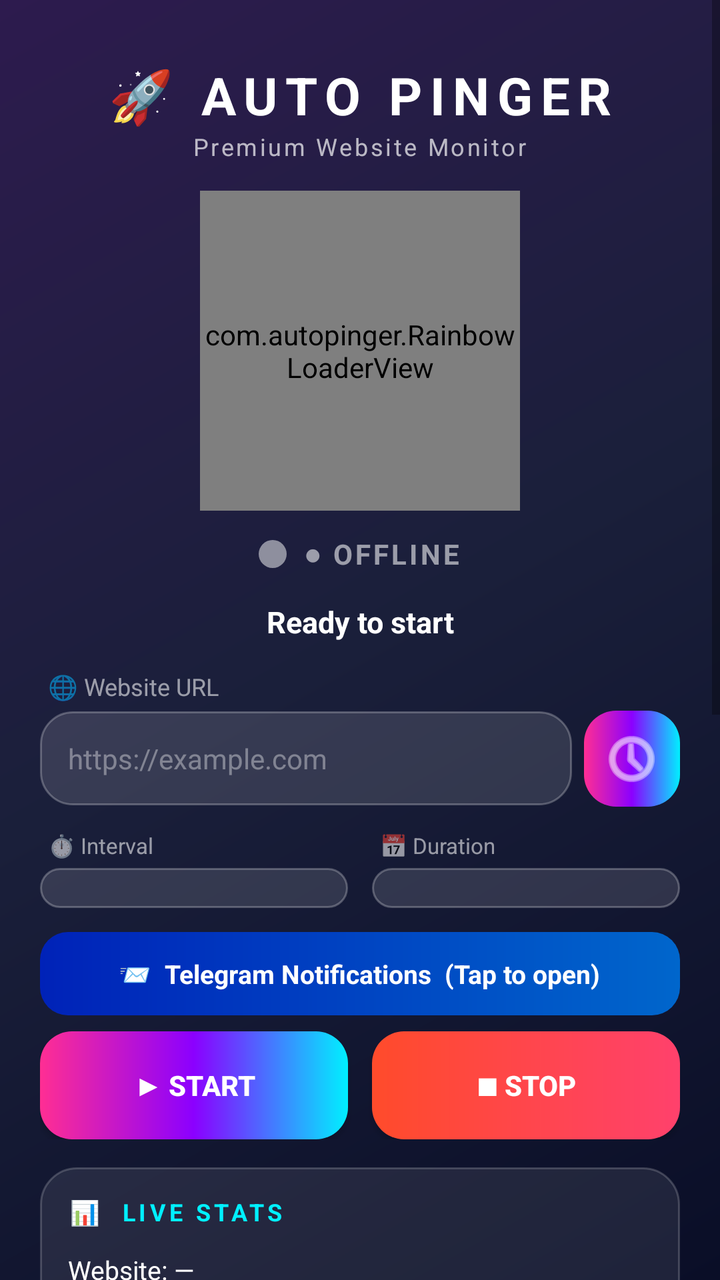
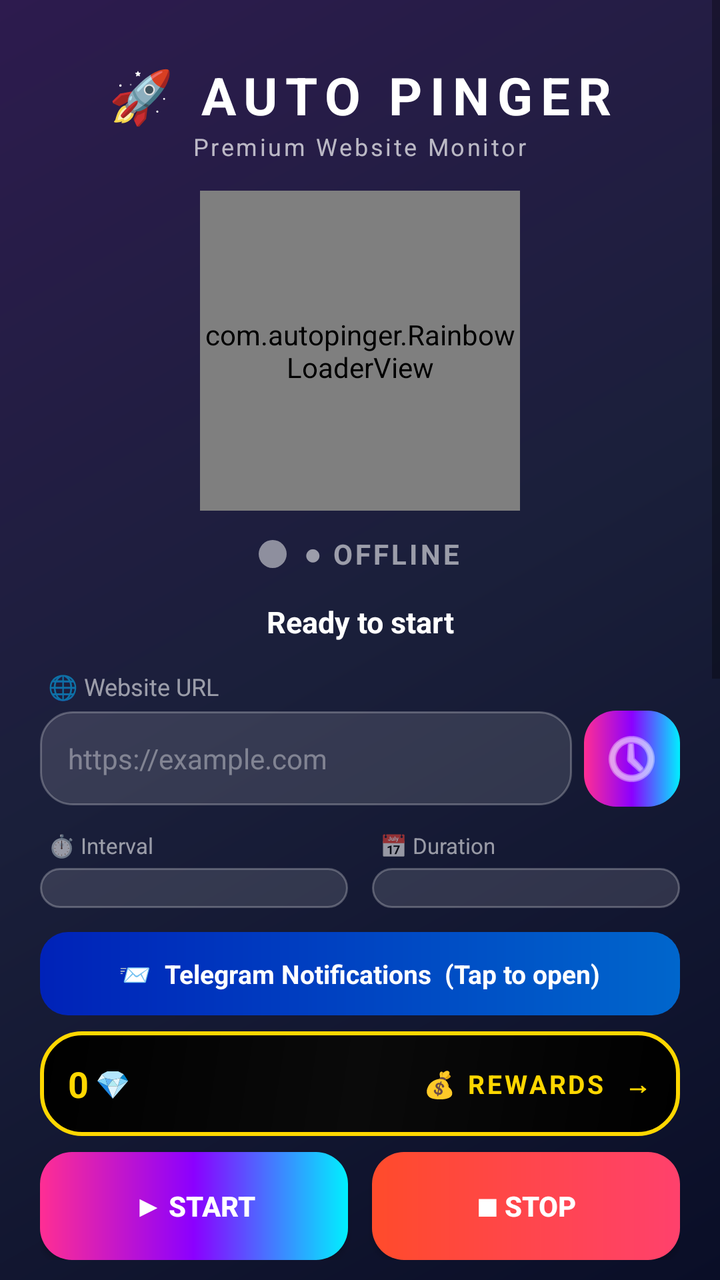

An Android layout rendered at two revisions. The XML below is the earlier revision; the diff shows what the commit changed to produce the second picture.
<!-- AndroidManifest.xml: application theme Theme.AutoPinger -->
<!-- res/layout/activity_main.xml -->
<?xml version="1.0" encoding="utf-8"?>
<ScrollView xmlns:android="http://schemas.android.com/apk/res/android"
    android:layout_width="match_parent"
    android:layout_height="match_parent"
    android:background="@drawable/bg_gradient"
    android:fillViewport="true">

    <LinearLayout
        android:layout_width="match_parent"
        android:layout_height="wrap_content"
        android:orientation="vertical"
        android:padding="20dp">

        <TextView android:text="🚀 AUTO PINGER"
            android:textSize="26sp" android:textStyle="bold" android:textColor="#FFFFFF"
            android:letterSpacing="0.15" android:layout_marginTop="10dp"
            android:layout_gravity="center" android:layout_width="wrap_content" android:layout_height="wrap_content"/>

        <TextView android:text="Premium Website Monitor"
            android:textSize="12sp" android:textColor="#B0FFFFFF" android:letterSpacing="0.1"
            android:layout_gravity="center" android:layout_marginBottom="14dp"
            android:layout_width="wrap_content" android:layout_height="wrap_content"/>

        <com.autopinger.RainbowLoaderView android:id="@+id/loader"
            android:layout_width="160dp" android:layout_height="160dp"
            android:layout_gravity="center" android:layout_marginBottom="12dp"/>

        
        <LinearLayout android:orientation="horizontal" android:gravity="center"
            android:layout_width="match_parent" android:layout_height="wrap_content"
            android:layout_marginBottom="14dp">
            <View android:id="@+id/liveDot" android:layout_width="14dp" android:layout_height="14dp"
                android:background="@drawable/dot_gray" android:layout_marginEnd="8dp"/>
            <TextView android:id="@+id/tvLiveStatus" android:text="● OFFLINE"
                android:textColor="#90FFFFFF" android:textSize="14sp" android:textStyle="bold"
                android:letterSpacing="0.1" android:layout_width="wrap_content" android:layout_height="wrap_content"/>
        </LinearLayout>

        <TextView android:id="@+id/tvStatus" android:text="Ready to start"
            android:textSize="15sp" android:textStyle="bold" android:textColor="#FFFFFF"
            android:gravity="center" android:layout_marginBottom="14dp"
            android:layout_width="match_parent" android:layout_height="wrap_content"/>

        
        <TextView android:text="🌐 Website URL" android:textColor="#90FFFFFF"
            android:textSize="12sp" android:layout_marginStart="4dp" android:layout_marginBottom="4dp"
            android:layout_width="wrap_content" android:layout_height="wrap_content"/>
        <LinearLayout android:orientation="horizontal" android:gravity="center_vertical"
            android:layout_width="match_parent" android:layout_height="wrap_content" android:layout_marginBottom="12dp">
            <EditText android:id="@+id/etUrl" android:hint="https://example.com"
                android:textColorHint="#60FFFFFF" android:textColor="#FFFFFF" android:textSize="14sp"
                android:padding="14dp" android:background="@drawable/input_bg"
                android:inputType="textUri" android:layout_weight="1" android:layout_width="0dp"
                android:layout_height="wrap_content"/>
            <ImageButton android:id="@+id/btnHistory"
                android:src="@android:drawable/ic_menu_recent_history"
                android:background="@drawable/btn_gradient"
                android:tint="#FFFFFF" android:contentDescription="History"
                android:layout_width="48dp" android:layout_height="48dp"
                android:layout_marginStart="6dp"/>
        </LinearLayout>

        
        <LinearLayout android:orientation="horizontal" android:layout_width="match_parent"
            android:layout_height="wrap_content" android:layout_marginBottom="12dp">
            <LinearLayout android:orientation="vertical" android:layout_weight="1"
                android:layout_width="0dp" android:layout_height="wrap_content" android:layout_marginEnd="6dp">
                <TextView android:text="⏱️ Interval" android:textColor="#90FFFFFF"
                    android:textSize="11sp" android:layout_marginStart="4dp" android:layout_marginBottom="4dp"
                    android:layout_width="wrap_content" android:layout_height="wrap_content"/>
                <Spinner android:id="@+id/spInterval" android:background="@drawable/spinner_bg"
                    android:padding="10dp" android:layout_width="match_parent" android:layout_height="wrap_content"/>
            </LinearLayout>
            <LinearLayout android:orientation="vertical" android:layout_weight="1"
                android:layout_width="0dp" android:layout_height="wrap_content" android:layout_marginStart="6dp">
                <TextView android:text="📅 Duration" android:textColor="#90FFFFFF"
                    android:textSize="11sp" android:layout_marginStart="4dp" android:layout_marginBottom="4dp"
                    android:layout_width="wrap_content" android:layout_height="wrap_content"/>
                <Spinner android:id="@+id/spDuration" android:background="@drawable/spinner_bg"
                    android:padding="10dp" android:layout_width="match_parent" android:layout_height="wrap_content"/>
            </LinearLayout>
        </LinearLayout>

        
        <LinearLayout android:id="@+id/tgToggle" android:orientation="horizontal" android:gravity="center"
            android:background="@drawable/tg_toggle_bg" android:padding="12dp"
            android:layout_width="match_parent" android:layout_height="wrap_content" android:layout_marginBottom="8dp">
            <TextView android:text="📨  Telegram Notifications  (Tap to open)"
                android:textColor="#FFFFFF" android:textSize="13sp" android:textStyle="bold"
                android:layout_width="wrap_content" android:layout_height="wrap_content"/>
        </LinearLayout>

        <LinearLayout android:id="@+id/tgSection" android:orientation="vertical"
            android:visibility="gone" android:background="@drawable/card_bg" android:padding="12dp"
            android:layout_width="match_parent" android:layout_height="wrap_content" android:layout_marginBottom="12dp">
            <EditText android:id="@+id/etTgToken" android:hint="Bot Token (123456:ABC...)"
                android:textColorHint="#60FFFFFF" android:textColor="#FFFFFF" android:textSize="12sp"
                android:padding="10dp" android:background="@drawable/input_bg" android:inputType="text"
                android:layout_width="match_parent" android:layout_height="wrap_content" android:layout_marginBottom="8dp"/>
            <EditText android:id="@+id/etTgChat" android:hint="Chat ID (जैसे 123456789)"
                android:textColorHint="#60FFFFFF" android:textColor="#FFFFFF" android:textSize="12sp"
                android:padding="10dp" android:background="@drawable/input_bg" android:inputType="numberSigned"
                android:layout_width="match_parent" android:layout_height="wrap_content" android:layout_marginBottom="6dp"/>
            <TextView android:text="💡 Bot banao @BotFather se, Chat ID lo @userinfobot se"
                android:textColor="#80FFFFFF" android:textSize="10sp"
                android:layout_width="wrap_content" android:layout_height="wrap_content"/>
        </LinearLayout>

        
        <LinearLayout android:orientation="horizontal" android:layout_width="match_parent"
            android:layout_height="wrap_content" android:layout_marginBottom="14dp">
            <Button android:id="@+id/btnStart" android:text="▶ START" android:textColor="#FFFFFF"
                android:textStyle="bold" android:background="@drawable/btn_gradient"
                android:layout_weight="1" android:layout_width="0dp" android:layout_height="54dp"
                android:layout_marginEnd="6dp"/>
            <Button android:id="@+id/btnStop" android:text="■ STOP" android:textColor="#FFFFFF"
                android:textStyle="bold" android:background="@drawable/btn_stop"
                android:layout_weight="1" android:layout_width="0dp" android:layout_height="54dp"
                android:layout_marginStart="6dp"/>
        </LinearLayout>

        
        <LinearLayout android:orientation="vertical" android:background="@drawable/card_bg"
            android:padding="14dp" android:layout_width="match_parent" android:layout_height="wrap_content"
            android:layout_marginBottom="12dp">
            <TextView android:text="📊  LIVE STATS" android:textColor="#FF00F0FF"
                android:textSize="12sp" android:textStyle="bold" android:letterSpacing="0.15"
                android:layout_marginBottom="8dp" android:layout_width="wrap_content" android:layout_height="wrap_content"/>
            <TextView android:id="@+id/tvWebsiteName" android:text="Website: —"
                android:textColor="#FFFFFF" android:textSize="13sp" android:paddingTop="4dp"
                android:layout_width="match_parent" android:layout_height="wrap_content"/>
            <TextView android:id="@+id/tvUptime" android:text="Uptime: 0%  |  Pings: 0  |  Success: 0"
                android:textColor="#D0FFFFFF" android:textSize="12sp" android:paddingTop="4dp"
                android:layout_width="match_parent" android:layout_height="wrap_content"/>
            <TextView android:id="@+id/tvExpiry" android:text="Expires in: —"
                android:textColor="#FFB0C4FF" android:textSize="12sp" android:paddingTop="4dp"
                android:layout_width="match_parent" android:layout_height="wrap_content"/>
            <TextView android:id="@+id/tvNextPing" android:text="Next ping: —"
                android:textColor="#FF00E676" android:textSize="12sp" android:paddingTop="4dp"
                android:layout_width="match_parent" android:layout_height="wrap_content"/>
        </LinearLayout>

        <include layout="@layout/website_details"/>

        <TextView android:id="@+id/tvInfo"
            android:text="URL dalo, Duration choose karo, START dabao.\nHar ping pe Telegram pe notification jayegi (agar set kiya ho)."
            android:textColor="#D0FFFFFF" android:textSize="12sp" android:lineSpacingExtra="4dp"
            android:padding="14dp" android:background="@drawable/card_bg"
            android:layout_width="match_parent" android:layout_height="wrap_content"/>
    </LinearLayout>
</ScrollView>
<!-- res/layout/website_details.xml (included above) -->
<?xml version="1.0" encoding="utf-8"?>
<LinearLayout xmlns:android="http://schemas.android.com/apk/res/android"
    android:layout_width="match_parent"
    android:layout_height="wrap_content"
    android:orientation="vertical"
    android:background="@drawable/card_bg"
    android:padding="14dp"
    android:layout_marginBottom="12dp">

    <TextView android:text="🔍  WEBSITE DETAILS"
        android:textColor="#FF00F0FF" android:textSize="12sp" android:textStyle="bold"
        android:letterSpacing="0.15" android:layout_marginBottom="8dp"
        android:layout_width="wrap_content" android:layout_height="wrap_content"/>

    <TextView android:id="@+id/dSiteName" android:text="Website: —"
        android:textColor="#FFFFFF" android:textSize="12sp" android:lineSpacingExtra="3dp"
        android:paddingTop="3dp" android:layout_width="match_parent" android:layout_height="wrap_content"/>
    <TextView android:id="@+id/dTitle" android:text="Title: —"
        android:textColor="#D0FFFFFF" android:textSize="12sp" android:lineSpacingExtra="3dp"
        android:paddingTop="3dp" android:layout_width="match_parent" android:layout_height="wrap_content"/>
    <TextView android:id="@+id/dDescription" android:text="Description: —"
        android:textColor="#D0FFFFFF" android:textSize="12sp" android:lineSpacingExtra="3dp"
        android:paddingTop="3dp" android:layout_width="match_parent" android:layout_height="wrap_content"/>
    <TextView android:id="@+id/dAuthor" android:text="Author: —"
        android:textColor="#D0FFFFFF" android:textSize="12sp" android:paddingTop="3dp"
        android:layout_width="match_parent" android:layout_height="wrap_content"/>
    <TextView android:id="@+id/dKeywords" android:text="Keywords: —"
        android:textColor="#D0FFFFFF" android:textSize="12sp" android:lineSpacingExtra="3dp"
        android:paddingTop="3dp" android:layout_width="match_parent" android:layout_height="wrap_content"/>
    <TextView android:id="@+id/dServer" android:text="Server: —"
        android:textColor="#B0C4FF" android:textSize="12sp" android:paddingTop="3dp"
        android:layout_width="match_parent" android:layout_height="wrap_content"/>
    <TextView android:id="@+id/dIp" android:text="IP: —"
        android:textColor="#B0C4FF" android:textSize="12sp" android:paddingTop="3dp"
        android:layout_width="match_parent" android:layout_height="wrap_content"/>
    <TextView android:id="@+id/dProtocol" android:text="Protocol: —"
        android:textColor="#B0C4FF" android:textSize="12sp" android:paddingTop="3dp"
        android:layout_width="match_parent" android:layout_height="wrap_content"/>
    <TextView android:id="@+id/dContentType" android:text="Content-Type: —"
        android:textColor="#B0C4FF" android:textSize="12sp" android:paddingTop="3dp"
        android:layout_width="match_parent" android:layout_height="wrap_content"/>
    <TextView android:id="@+id/dResponse" android:text="Response: —"
        android:textColor="#FF00E676" android:textSize="12sp" android:paddingTop="3dp"
        android:layout_width="match_parent" android:layout_height="wrap_content"/>
    <TextView android:id="@+id/dHttpCode" android:text="HTTP: —"
        android:textColor="#FF00E676" android:textSize="12sp" android:paddingTop="3dp"
        android:layout_width="match_parent" android:layout_height="wrap_content"/>
    <TextView android:id="@+id/dContentLength" android:text="Size: —"
        android:textColor="#FF00E676" android:textSize="12sp" android:paddingTop="3dp"
        android:layout_width="match_parent" android:layout_height="wrap_content"/>
    <TextView android:id="@+id/dH1" android:text="H1: —"
        android:textColor="#D0FFFFFF" android:textSize="12sp" android:lineSpacingExtra="3dp"
        android:paddingTop="3dp" android:layout_width="match_parent" android:layout_height="wrap_content"/>
</LinearLayout>
<!-- resources referenced by this layout -->
<resources>
  <!-- drawable bg_gradient (drawable) -->
  <?xml version="1.0" encoding="utf-8"?>
  <shape xmlns:android="http://schemas.android.com/apk/res/android">
      <gradient
          android:type="linear"
          android:angle="135"
          android:startColor="#0A0E27"
          android:centerColor="#1A1F3A"
          android:endColor="#2D1B4E"/>
  </shape>
  <!-- drawable btn_gradient (drawable) -->
  <?xml version="1.0" encoding="utf-8"?>
  <shape xmlns:android="http://schemas.android.com/apk/res/android">
      <gradient
          android:type="linear"
          android:angle="0"
          android:startColor="#FF2E93"
          android:centerColor="#8B00FF"
          android:endColor="#00F0FF"/>
      <corners android:radius="16dp"/>
  </shape>
  <!-- drawable btn_stop (drawable) -->
  <?xml version="1.0" encoding="utf-8"?>
  <shape xmlns:android="http://schemas.android.com/apk/res/android">
      <gradient
          android:type="linear"
          android:angle="0"
          android:startColor="#FF4B2B"
          android:endColor="#FF416C"/>
      <corners android:radius="16dp"/>
  </shape>
  <!-- drawable card_bg (drawable) -->
  <?xml version="1.0" encoding="utf-8"?>
  <shape xmlns:android="http://schemas.android.com/apk/res/android">
      <solid android:color="#15FFFFFF"/>
      <corners android:radius="18dp"/>
      <stroke android:width="1dp" android:color="#30FFFFFF"/>
  </shape>
  <!-- drawable dot_gray (drawable) -->
  <?xml version="1.0" encoding="utf-8"?>
  <shape xmlns:android="http://schemas.android.com/apk/res/android" android:shape="oval">
      <solid android:color="#80FFFFFF"/>
  </shape>
  <!-- drawable input_bg (drawable) -->
  <?xml version="1.0" encoding="utf-8"?>
  <shape xmlns:android="http://schemas.android.com/apk/res/android">
      <solid android:color="#20FFFFFF"/>
      <corners android:radius="16dp"/>
      <stroke android:width="1dp" android:color="#40FFFFFF"/>
  </shape>
  <!-- drawable spinner_bg (drawable) -->
  <?xml version="1.0" encoding="utf-8"?>
  <shape xmlns:android="http://schemas.android.com/apk/res/android">
      <solid android:color="#20FFFFFF"/>
      <corners android:radius="14dp"/>
      <stroke android:width="1dp" android:color="#40FFFFFF"/>
  </shape>
  <!-- drawable tg_toggle_bg (drawable) -->
  <?xml version="1.0" encoding="utf-8"?>
  <shape xmlns:android="http://schemas.android.com/apk/res/android">
      <gradient android:type="linear" android:angle="0"
          android:startColor="#0022B8" android:endColor="#0066CC"/>
      <corners android:radius="14dp"/>
  </shape>
  <style name="Theme.AutoPinger" parent="Theme.MaterialComponents.DayNight.NoActionBar">
          <item name="android:statusBarColor">#0A0E27</item>
          <item name="android:navigationBarColor">#0A0E27</item>
          <item name="android:windowLightStatusBar">false</item>
      </style>
</resources>

<!-- the commit's change to res/layout/activity_main.xml (unified diff, before → after) -->
@@ -90,6 +90,22 @@
                 android:layout_width="wrap_content" android:layout_height="wrap_content"/>
         </LinearLayout>
 
+        <LinearLayout android:id="@+id/btnRewardsBar"
+            android:orientation="horizontal" android:gravity="center_vertical"
+            android:background="@drawable/black_gold_card" android:padding="14dp"
+            android:layout_width="match_parent" android:layout_height="wrap_content"
+            android:layout_marginBottom="8dp">
+            <TextView android:id="@+id/tvCoinsSmall" android:text="0"
+                android:textColor="#FFD700" android:textSize="18sp" android:textStyle="bold"
+                android:layout_width="wrap_content" android:layout_height="wrap_content"/>
+            <TextView android:text=" 💎" android:textColor="#FFD700"
+                android:textSize="14sp" android:layout_weight="1"
+                android:layout_width="0dp" android:layout_height="wrap_content"/>
+            <TextView android:text="💰 REWARDS  →" android:textColor="#FFD700"
+                android:textSize="13sp" android:textStyle="bold" android:letterSpacing="0.1"
+                android:layout_width="wrap_content" android:layout_height="wrap_content"/>
+        </LinearLayout>
+
         <LinearLayout android:id="@+id/tgSection" android:orientation="vertical"
             android:visibility="gone" android:background="@drawable/card_bg" android:padding="12dp"
             android:layout_width="match_parent" android:layout_height="wrap_content" android:layout_marginBottom="12dp">
<!-- resource entries referenced after the edit -->
@@ -9,6 +9,14 @@
           android:startColor="#0A0E27"
           android:centerColor="#1A1F3A"
           android:endColor="#2D1B4E"/>
+  </shape>
+  <!-- drawable black_gold_card (drawable) -->
+  <?xml version="1.0" encoding="utf-8"?>
+  <shape xmlns:android="http://schemas.android.com/apk/res/android">
+      <gradient android:type="linear" android:angle="135"
+          android:startColor="#000000" android:centerColor="#0A0A0A" android:endColor="#000000"/>
+      <corners android:radius="20dp"/>
+      <stroke android:width="2dp" android:color="#FFD700"/>
   </shape>
   <!-- drawable btn_gradient (drawable) -->
   <?xml version="1.0" encoding="utf-8"?>
